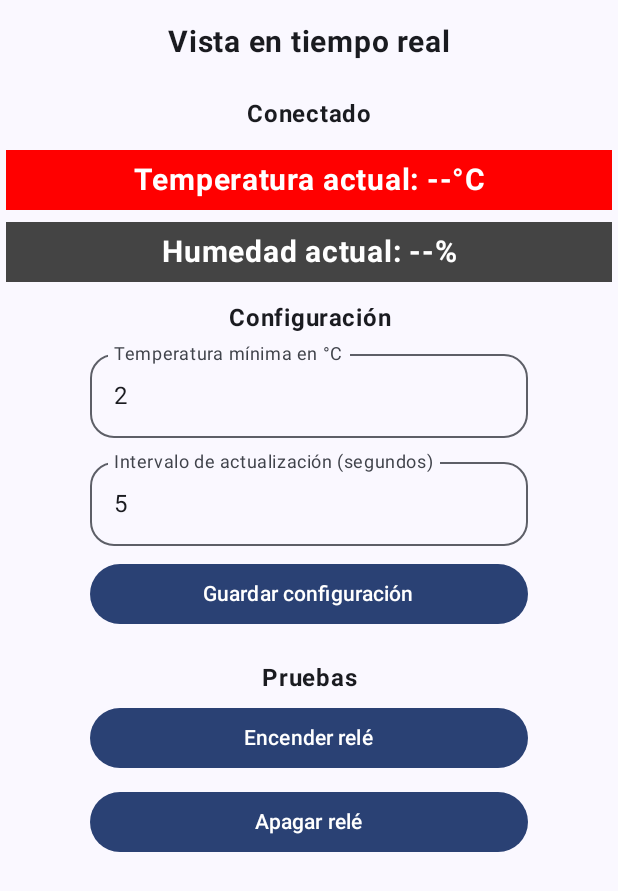
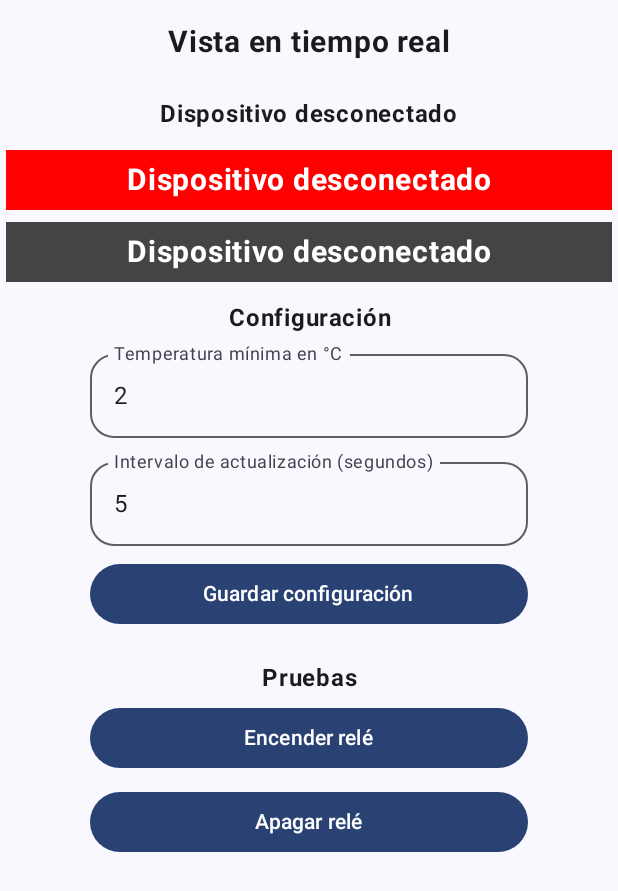
Before and after one commit to istvian/AppIOT, an Android app built with Jetpack Compose: the RealtimeScreen screen opened through its navigation route, after a tap on "Guardar configuración", on a phone screen of 412 x 824 dp. Shown: the top 891 px of the screen. Run offline under Robolectric (Android 15) with nearby library versions, the phone set to English and light mode, and no system bars; our stand-ins replace Firebase (no records; nobody signed in at launch, a user with empty details on screens opened directly).

Commit message:
Agrego reconexion automatica

```diff
--- a/app/src/main/java/com/example/appiot/screens/RealtimeScreen.kt
+++ b/app/src/main/java/com/example/appiot/screens/RealtimeScreen.kt
@@ -1,5 +1,6 @@
 package com.example.appiot.screens
 
+import android.content.Context
 import android.os.Debug
 import android.util.Log
 import android.widget.Toast
@@ -21,6 +22,7 @@ import androidx.compose.material3.Scaffold
 import androidx.compose.material3.Text
 import androidx.compose.runtime.Composable
 import androidx.compose.runtime.LaunchedEffect
+import androidx.compose.runtime.collectAsState
 import androidx.compose.runtime.getValue
 import androidx.compose.runtime.mutableStateOf
 import androidx.compose.runtime.remember
@@ -45,6 +47,7 @@ import org.json.JSONObject
 import kotlinx.coroutines.delay
 import kotlinx.coroutines.launch
 import kotlin.time.Duration.Companion.milliseconds
+import kotlin.time.Duration.Companion.seconds
 
 
 @Composable
@@ -60,14 +63,11 @@ fun RealtimeScreen(bleManager: BleConnectionManager, modifier: Modifier = Modifi
     var emisor by remember { mutableStateOf("--") }
     var ultimaActualizacion by remember { mutableStateOf("Esperando datos...") }
 
+    val device by bleManager.connectedDevice.collectAsState()
     // 2. Observar el estado de la conexión y el dispositivo conectado
     val connectionState by bleManager.connectionState.collectAsStateWithLifecycle(
         BleConnectionState.Disconnected
     )
-        ?: remember { mutableStateOf(BleConnectionState.Disconnected) }
-    val connectedDevice by bleManager.connectedDevice.collectAsStateWithLifecycle(null)
-        ?: remember { mutableStateOf(null) }
-
     // 3. Recolectar las notificaciones BLE emitidas por el ESP32
     LaunchedEffect(bleManager) {
         bleManager.receivedData.collect { rawJson ->
@@ -93,6 +93,17 @@ fun RealtimeScreen(bleManager: BleConnectionManager, modifier: Modifier = Modifi
             }
         }
     }
+    LaunchedEffect(device) {
+        while(device==null)
+        {
+            val prefs = context.getSharedPreferences("ble_prefs", Context.MODE_PRIVATE)
+            val mac = prefs.getString("LAST_MAC_ADDRESS", null)
+            if (mac != null) {
+                bleManager.reconectar(mac)
+            }
+            delay(2500.milliseconds)
+        }
+    }
     Column(
         verticalArrangement = Arrangement.Top,
         horizontalAlignment = Alignment.CenterHorizontally,
@@ -112,7 +123,7 @@ fun RealtimeScreen(bleManager: BleConnectionManager, modifier: Modifier = Modifi
         }
         Row() {
             Text(
-                text = "Conectado",
+                text = if (device == null) "Dispositivo desconectado" else "Conectado",
                 fontWeight = FontWeight.Bold,
                 textAlign = TextAlign.Start,
                 fontSize = 16.sp,
@@ -125,7 +136,7 @@ fun RealtimeScreen(bleManager: BleConnectionManager, modifier: Modifier = Modifi
                 .padding(4.dp),
         ) {
             Text(
-                text = "Temperatura actual: ${temperatura}°C",
+                text = if (device == null) "Dispositivo desconectado" else "Temperatura actual: ${temperatura}°C",
                 modifier
                     .background(Color.Red)
                     .padding(8.dp)
@@ -142,7 +153,7 @@ fun RealtimeScreen(bleManager: BleConnectionManager, modifier: Modifier = Modifi
                 .padding(4.dp),
         ) {
             Text(
-                text = "Humedad actual: ${humedad}%",
+                text = if (device == null) "Dispositivo desconectado" else "Humedad actual: ${humedad}°C",
                 modifier
                     .background(Color.DarkGray)
                     .padding(8.dp)
@@ -209,7 +220,7 @@ fun RealtimeScreen(bleManager: BleConnectionManager, modifier: Modifier = Modifi
                     Toast.makeText(
                         context,
                         "Configuración guardada correctamente",
-                        Toast.LENGTH_LONG
+                        Toast.LENGTH_SHORT
                     ).show()
                 }, modifier = Modifier
                     .padding(4.dp)
@@ -233,7 +244,7 @@ fun RealtimeScreen(bleManager: BleConnectionManager, modifier: Modifier = Modifi
                     Toast.makeText(
                         context,
                         "Relé encendido",
-                        Toast.LENGTH_LONG
+                        Toast.LENGTH_SHORT
                     ).show()
                 }, modifier = Modifier
                     .padding(4.dp)
@@ -245,7 +256,7 @@ fun RealtimeScreen(bleManager: BleConnectionManager, modifier: Modifier = Modifi
                     Toast.makeText(
                         context,
                         "Relé apagado",
-                        Toast.LENGTH_LONG
+                        Toast.LENGTH_SHORT
                     ).show()
                 }, modifier = Modifier
                     .padding(4.dp)
--- a/app/src/main/java/com/example/appiot/service/ble/BleConnectionManager.kt
+++ b/app/src/main/java/com/example/appiot/service/ble/BleConnectionManager.kt
@@ -83,9 +83,11 @@ class BleConnectionManager(private val context: Context) {
                         connectedDevice.value = null
                         connectionState.value = BleConnectionState.Disconnected
                         cerrarConexion()
+
                     }
                 }
-            } else {
+            }
+            else {
                 Log.e("BLE", "Fallo de conexión o error GATT: $status")
                 connectionState.value =
                     BleConnectionState.Error("Error al conectar (Código: $status)")
```
